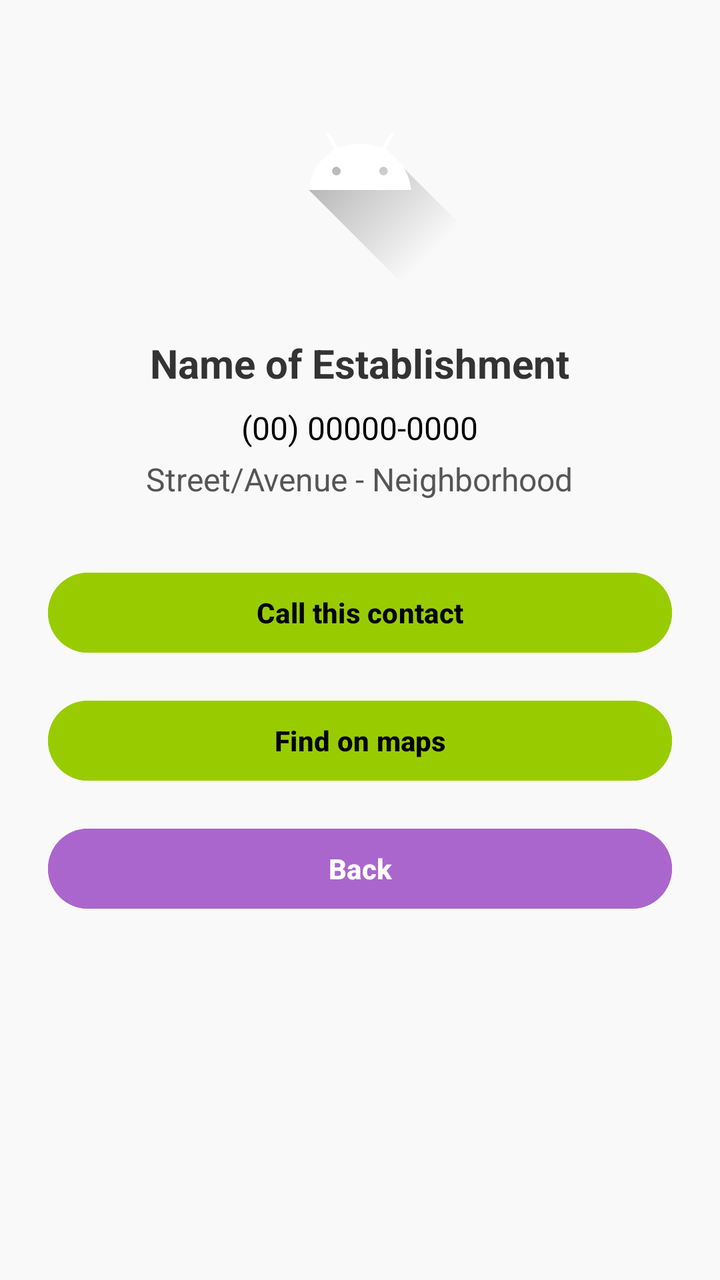
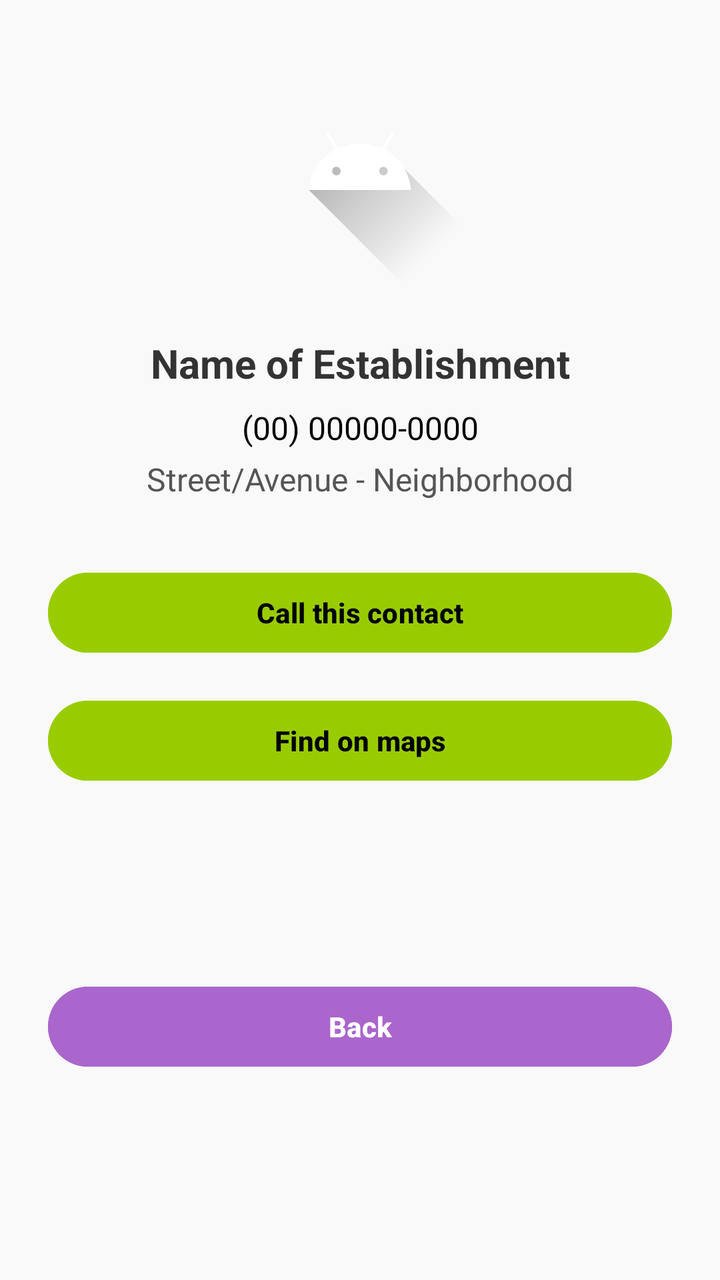

Two renders of the same Android screen: before a commit and after it. Below are the layout's source before the change and the commit's diff.
<!-- AndroidManifest.xml: application theme Theme.AgendaApp -->
<!-- res/layout/activity_detalhe_estabelecimento.xml -->
<?xml version="1.0" encoding="utf-8"?>
<LinearLayout
    xmlns:android="http://schemas.android.com/apk/res/android"
    android:layout_width="match_parent"
    android:layout_height="match_parent"
    android:orientation="vertical"
    android:background="#F9F9F9"
    android:padding="24dp"
    android:gravity="center_horizontal">
    <ImageView
        android:id="@+id/imgFoto"
        android:layout_width="120dp"
        android:layout_height="120dp"
        android:src="@drawable/ic_launcher_foreground"
        android:scaleType="centerCrop"
        android:layout_marginBottom="24dp" />
    <TextView
        android:id="@+id/tvNome"
        android:layout_width="wrap_content"
        android:layout_height="wrap_content"
        android:text="@string/name_of_establishment"
        android:textSize="20sp"
        android:textStyle="bold"
        android:textColor="#333"
        android:layout_marginBottom="8dp" />
    <TextView
        android:id="@+id/tvTelefone"
        android:layout_width="wrap_content"
        android:layout_height="wrap_content"
        android:text="(00) 00000-0000"
        android:textSize="16sp"
        android:layout_marginBottom="4dp" />
    <TextView
        android:id="@+id/tvLocalizacao"
        android:layout_width="wrap_content"
        android:layout_height="wrap_content"
        android:text="@string/street_avenue_neighborhood"
        android:textSize="16sp"
        android:textColor="#555"
        android:layout_marginBottom="32dp" />
    <Button
        android:id="@+id/btnLigar"
        android:layout_width="match_parent"
        android:layout_height="wrap_content"
        android:text="@string/call_this_contact"
        android:backgroundTint="@android:color/holo_green_light"
        android:textColor="#000"
        android:textStyle="bold"
        android:elevation="4dp"
        android:layout_marginBottom="16dp" />
    <Button
        android:id="@+id/btnLocalizacao"
        android:layout_width="match_parent"
        android:layout_height="wrap_content"
        android:text="@string/find_on_maps"
        android:backgroundTint="@android:color/holo_green_light"
        android:textColor="#000"
        android:textStyle="bold"
        android:elevation="4dp"
        android:layout_marginBottom="16dp" />
    <Button
        android:id="@+id/btnVoltar"
        android:layout_width="match_parent"
        android:layout_height="wrap_content"
        android:text="@string/back"
        android:backgroundTint="@android:color/holo_purple"
        android:textColor="#FFF"
        android:textStyle="bold"
        android:elevation="2dp" />
</LinearLayout>
<!-- resources referenced by this layout -->
<resources>
  <!-- drawable ic_launcher_foreground (drawable) -->
  <vector xmlns:android="http://schemas.android.com/apk/res/android"
      xmlns:aapt="http://schemas.android.com/aapt"
      android:width="108dp"
      android:height="108dp"
      android:viewportWidth="108"
      android:viewportHeight="108">
      <path android:pathData="M31,63.928c0,0 6.4,-11 12.1,-13.1c7.2,-2.6 26,-1.4 26,-1.4l38.1,38.1L107,108.928l-32,-1L31,63.928z">
          <aapt:attr name="android:fillColor">
              <gradient
                  android:endX="85.84757"
                  android:endY="92.4963"
                  android:startX="42.9492"
                  android:startY="49.59793"
                  android:type="linear">
                  <item
                      android:color="#44000000"
                      android:offset="0.0" />
                  <item
                      android:color="#00000000"
                      android:offset="1.0" />
              </gradient>
          </aapt:attr>
      </path>
      <path
          android:fillColor="#FFFFFF"
          android:fillType="nonZero"
          android:pathData="M65.3,45.828l3.8,-6.6c0.2,-0.4 0.1,-0.9 -0.3,-1.1c-0.4,-0.2 -0.9,-0.1 -1.1,0.3l-3.9,6.7c-6.3,-2.8 -13.4,-2.8 -19.7,0l-3.9,-6.7c-0.2,-0.4 -0.7,-0.5 -1.1,-0.3C38.8,38.328 38.7,38.828 38.9,39.228l3.8,6.6C36.2,49.428 31.7,56.028 31,63.928h46C76.3,56.028 71.8,49.428 65.3,45.828zM43.4,57.328c-0.8,0 -1.5,-0.5 -1.8,-1.2c-0.3,-0.7 -0.1,-1.5 0.4,-2.1c0.5,-0.5 1.4,-0.7 2.1,-0.4c0.7,0.3 1.2,1 1.2,1.8C45.3,56.528 44.5,57.328 43.4,57.328L43.4,57.328zM64.6,57.328c-0.8,0 -1.5,-0.5 -1.8,-1.2s-0.1,-1.5 0.4,-2.1c0.5,-0.5 1.4,-0.7 2.1,-0.4c0.7,0.3 1.2,1 1.2,1.8C66.5,56.528 65.6,57.328 64.6,57.328L64.6,57.328z"
          android:strokeWidth="1"
          android:strokeColor="#00000000" />
  </vector>
  <string name="back">Back</string>
  <string name="call_this_contact">Call this contact</string>
  <string name="find_on_maps">Find on maps</string>
  <string name="name_of_establishment">Name of Establishment</string>
  <string name="street_avenue_neighborhood">Street/Avenue - Neighborhood</string>
  <style name="Theme.AgendaApp" parent="Base.Theme.AgendaApp" />
  <style name="Base.Theme.AgendaApp" parent="Theme.Material3.Light.NoActionBar">
          <item name="colorPrimary">@color/teal_500</item>
          <item name="colorOnPrimary">@android:color/white</item>
          <item name="colorPrimaryContainer">@color/teal_200</item>
          <item name="android:colorBackground">@color/white</item>
          <item name="android:textColor">@color/black</item>
      </style>
  <color name="teal_500">#009688</color>
  <color name="teal_200">#043C35</color>
  <color name="white">#FFFFFF</color>
  <color name="black">#000000</color>
</resources>

<!-- the commit's change to res/layout/activity_detalhe_estabelecimento.xml (unified diff, before → after) -->
@@ -1,19 +1,22 @@
 <?xml version="1.0" encoding="utf-8"?>
-<LinearLayout
+<androidx.constraintlayout.widget.ConstraintLayout
     xmlns:android="http://schemas.android.com/apk/res/android"
+    xmlns:app="http://schemas.android.com/apk/res-auto"
     android:layout_width="match_parent"
     android:layout_height="match_parent"
-    android:orientation="vertical"
     android:background="#F9F9F9"
-    android:padding="24dp"
-    android:gravity="center_horizontal">
+    android:padding="24dp">
+
     <ImageView
         android:id="@+id/imgFoto"
         android:layout_width="120dp"
         android:layout_height="120dp"
         android:src="@drawable/ic_launcher_foreground"
         android:scaleType="centerCrop"
-        android:layout_marginBottom="24dp" />
+        app:layout_constraintTop_toTopOf="parent"
+        app:layout_constraintStart_toStartOf="parent"
+        app:layout_constraintEnd_toEndOf="parent" />
+
     <TextView
         android:id="@+id/tvNome"
         android:layout_width="wrap_content"
@@ -22,14 +25,22 @@
         android:textSize="20sp"
         android:textStyle="bold"
         android:textColor="#333"
-        android:layout_marginBottom="8dp" />
+        android:layout_marginTop="24dp"
+        app:layout_constraintTop_toBottomOf="@id/imgFoto"
+        app:layout_constraintStart_toStartOf="parent"
+        app:layout_constraintEnd_toEndOf="parent" />
+
     <TextView
         android:id="@+id/tvTelefone"
         android:layout_width="wrap_content"
         android:layout_height="wrap_content"
         android:text="(00) 00000-0000"
         android:textSize="16sp"
-        android:layout_marginBottom="4dp" />
+        android:layout_marginTop="8dp"
+        app:layout_constraintTop_toBottomOf="@id/tvNome"
+        app:layout_constraintStart_toStartOf="parent"
+        app:layout_constraintEnd_toEndOf="parent" />
+
     <TextView
         android:id="@+id/tvLocalizacao"
         android:layout_width="wrap_content"
@@ -37,34 +48,53 @@
         android:text="@string/street_avenue_neighborhood"
         android:textSize="16sp"
         android:textColor="#555"
-        android:layout_marginBottom="32dp" />
+        android:layout_marginTop="4dp"
+        app:layout_constraintTop_toBottomOf="@id/tvTelefone"
+        app:layout_constraintStart_toStartOf="parent"
+        app:layout_constraintEnd_toEndOf="parent" />
+
     <Button
         android:id="@+id/btnLigar"
-        android:layout_width="match_parent"
+        android:layout_width="0dp"
         android:layout_height="wrap_content"
         android:text="@string/call_this_contact"
         android:backgroundTint="@android:color/holo_green_light"
         android:textColor="#000"
         android:textStyle="bold"
         android:elevation="4dp"
-        android:layout_marginBottom="16dp" />
+        android:layout_marginTop="32dp"
+        app:layout_constraintTop_toBottomOf="@id/tvLocalizacao"
+        app:layout_constraintStart_toStartOf="parent"
+        app:layout_constraintEnd_toEndOf="parent" />
+
     <Button
         android:id="@+id/btnLocalizacao"
-        android:layout_width="match_parent"
+        android:layout_width="0dp"
         android:layout_height="wrap_content"
         android:text="@string/find_on_maps"
         android:backgroundTint="@android:color/holo_green_light"
         android:textColor="#000"
         android:textStyle="bold"
         android:elevation="4dp"
-        android:layout_marginBottom="16dp" />
+        android:layout_marginTop="16dp"
+        app:layout_constraintTop_toBottomOf="@id/btnLigar"
+        app:layout_constraintStart_toStartOf="parent"
+        app:layout_constraintEnd_toEndOf="parent" />
+
+    
     <Button
         android:id="@+id/btnVoltar"
-        android:layout_width="match_parent"
+        android:layout_width="0dp"
         android:layout_height="wrap_content"
         android:text="@string/back"
         android:backgroundTint="@android:color/holo_purple"
         android:textColor="#FFF"
         android:textStyle="bold"
-        android:elevation="2dp" />
-</LinearLayout>
+        android:elevation="2dp"
+        android:layout_marginTop="16dp"
+        app:layout_constraintTop_toBottomOf="@id/btnLocalizacao"
+        app:layout_constraintStart_toStartOf="parent"
+        app:layout_constraintEnd_toEndOf="parent"
+        app:layout_constraintBottom_toBottomOf="parent" />
+
+</androidx.constraintlayout.widget.ConstraintLayout>
